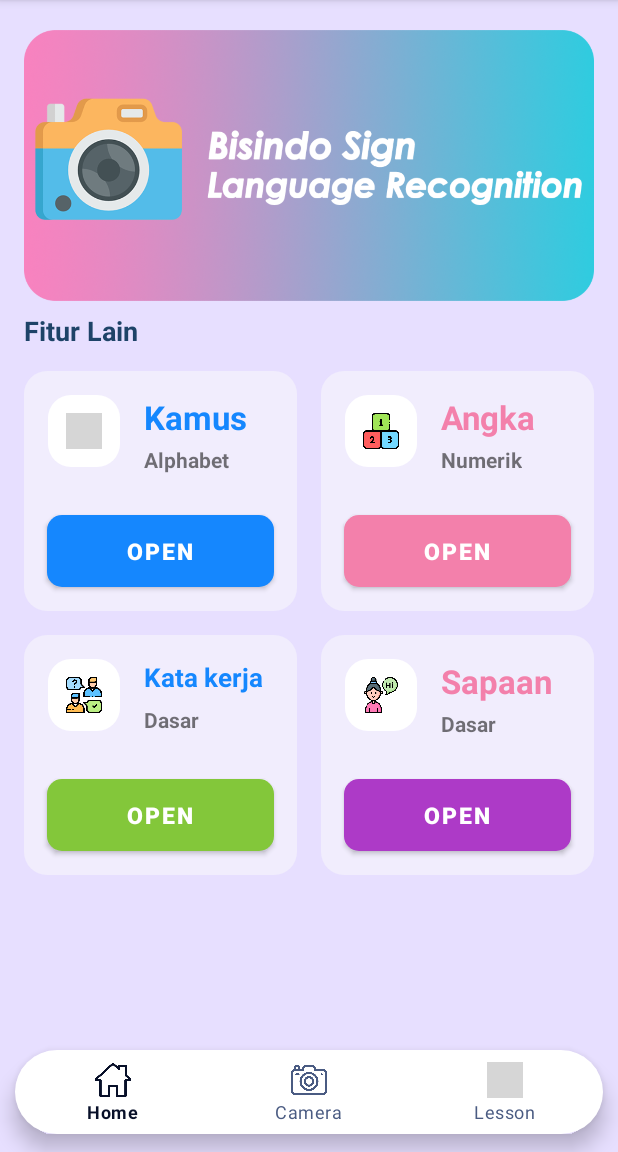
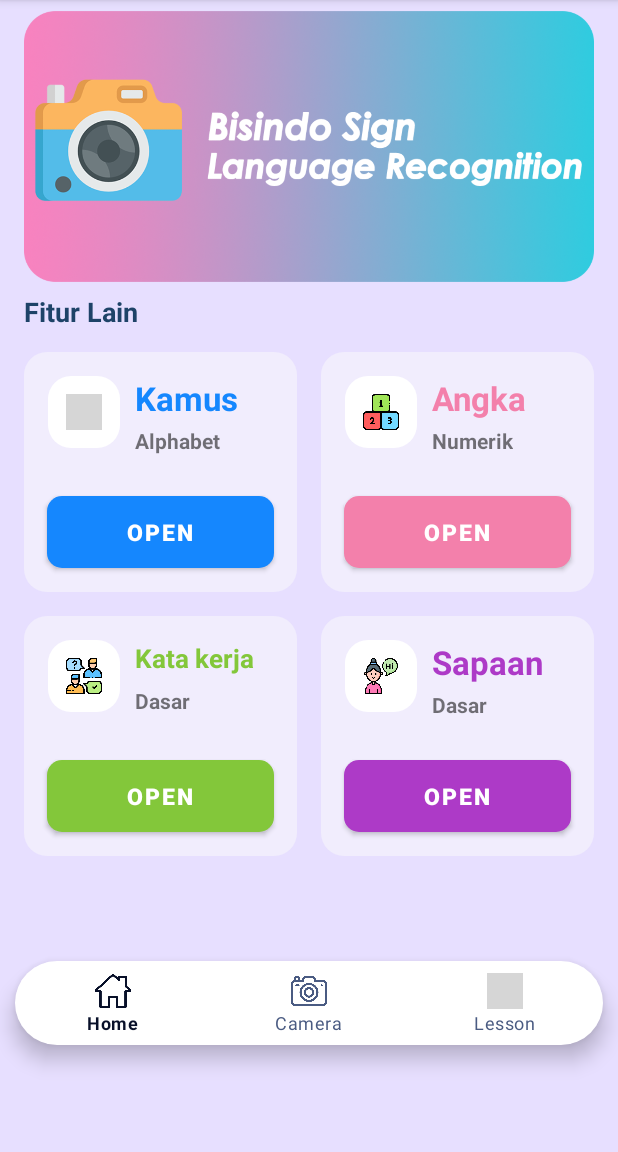
Before and after one commit to khairul3/BISINDO-Sign-Language-Recognition, an Android app: the screen it shows after launch (MainActivity), on a phone screen of 412 x 824 dp, the part 84-1236 px from its top. Run offline under Robolectric (Android 15) with nearby library versions, the phone set to English and light mode, and no system bars; our stand-ins replace sdp/ssp sizes; 1 statement that could not run was skipped; grey boxes are pictures that could not be loaded.

Commit message:
fixing activity_main.xml

```diff
--- a/app/src/main/res/layout/activity_main.xml
+++ b/app/src/main/res/layout/activity_main.xml
@@ -8,11 +8,18 @@
     android:background="@color/lightpurple"
     tools:context=".MainActivity">
 
+    <ScrollView
+        android:id="@+id/scrollview"
+        android:layout_width="match_parent"
+        android:layout_height="wrap_content"
+        tools:ignore="MissingConstraints">
+
         <FrameLayout
             android:id="@+id/frame"
             android:layout_width="match_parent"
             android:layout_height="match_parent"
-        android:layout_marginTop="@dimen/_15sdp"
+            android:layout_marginTop="@dimen/_5sdp"
+            app:layout_behavior="@string/appbar_scrolling_view_behavior"
             app:layout_constraintBottom_toBottomOf="parent"
             app:layout_constraintEnd_toEndOf="parent"
             app:layout_constraintStart_toStartOf="parent"
@@ -21,7 +28,8 @@
             <LinearLayout
                 android:layout_width="match_parent"
                 android:layout_height="wrap_content"
-            android:orientation="vertical">
+                android:orientation="vertical"
+                tools:ignore="UselessParent">
 
                 <androidx.constraintlayout.widget.ConstraintLayout
                     android:layout_width="match_parent"
@@ -108,14 +116,13 @@
                                     app:layout_constraintStart_toStartOf="parent"
                                     app:layout_constraintTop_toTopOf="parent"
                                     app:srcCompat="@drawable/icon_6" />
-
                             </androidx.constraintlayout.widget.ConstraintLayout>
 
                             <TextView
                                 android:id="@+id/textView1"
                                 android:layout_width="wrap_content"
                                 android:layout_height="wrap_content"
-                            android:layout_marginStart="16dp"
+                                android:layout_marginStart="10dp"
                                 android:text="@string/dictionary"
                                 android:textColor="#1587fe"
                                 android:textSize="22sp"
@@ -127,7 +134,7 @@
                                 android:id="@+id/textView2"
                                 android:layout_width="wrap_content"
                                 android:layout_height="wrap_content"
-                            android:layout_marginStart="16dp"
+                                android:layout_marginStart="10dp"
                                 android:layout_marginTop="8dp"
                                 android:text="@string/alphabet"
                                 android:textStyle="bold"
@@ -196,7 +203,7 @@
                                 android:id="@+id/textView6"
                                 android:layout_width="wrap_content"
                                 android:layout_height="wrap_content"
-                            android:layout_marginStart="16dp"
+                                android:layout_marginStart="10dp"
                                 android:text="@string/numbers"
                                 android:textColor="#f380ab"
                                 android:textSize="22sp"
@@ -208,7 +215,7 @@
                                 android:id="@+id/textView7"
                                 android:layout_width="wrap_content"
                                 android:layout_height="wrap_content"
-                            android:layout_marginStart="16dp"
+                                android:layout_marginStart="10dp"
                                 android:layout_marginTop="8dp"
                                 android:text="@string/numerik"
                                 android:textStyle="bold"
@@ -288,9 +295,9 @@
                                 android:id="@+id/textView3"
                                 android:layout_width="wrap_content"
                                 android:layout_height="wrap_content"
-                            android:layout_marginStart="16dp"
+                                android:layout_marginStart="10dp"
                                 android:text="@string/kerja"
-                            android:textColor="#1587fe"
+                                android:textColor="#83c73a"
                                 android:textSize="17sp"
                                 android:textStyle="bold"
                                 app:layout_constraintStart_toEndOf="@+id/constraintLayout3"
@@ -300,7 +307,7 @@
                                 android:id="@+id/textViewx"
                                 android:layout_width="wrap_content"
                                 android:layout_height="wrap_content"
-                            android:layout_marginStart="16dp"
+                                android:layout_marginStart="10dp"
                                 android:layout_marginTop="8dp"
                                 android:text="@string/dasar"
                                 android:textStyle="bold"
@@ -368,9 +375,9 @@
                                 android:id="@+id/textViewKerja"
                                 android:layout_width="wrap_content"
                                 android:layout_height="wrap_content"
-                            android:layout_marginStart="16dp"
+                                android:layout_marginStart="10dp"
                                 android:text="@string/sapaan"
-                            android:textColor="#f380ab"
+                                android:textColor="#ad3ac7"
                                 android:textSize="22sp"
                                 android:textStyle="bold"
                                 app:layout_constraintStart_toEndOf="@+id/constraintLayoutKerja"
@@ -380,7 +387,7 @@
                                 android:id="@+id/textViewKerja1"
                                 android:layout_width="wrap_content"
                                 android:layout_height="wrap_content"
-                            android:layout_marginStart="16dp"
+                                android:layout_marginStart="10dp"
                                 android:layout_marginTop="8dp"
                                 android:text="@string/dasar"
                                 android:textStyle="bold"
@@ -402,8 +409,14 @@
                             app:backgroundTint="@null" />
                     </LinearLayout>
                 </LinearLayout>
+
+                <TextView
+                    android:layout_width="match_parent"
+                    android:layout_height="@dimen/_100sdp" />
             </LinearLayout>
         </FrameLayout>
+    </ScrollView>
+
 
     <com.google.android.material.bottomnavigation.BottomNavigationView
         android:id="@+id/bottom_navigation_view"
@@ -418,9 +431,10 @@
         app:itemRippleColor="@color/green"
         app:itemTextColor="@color/selector_bottom_navigation"
         app:layout_behavior="com.google.android.material.behavior.HideBottomViewOnScrollBehavior"
-        app:layout_constraintBottom_toBottomOf="@+id/frame"
+        app:layout_constraintBottom_toBottomOf="@id/scrollview"
         app:layout_constraintEnd_toEndOf="parent"
         app:layout_constraintStart_toStartOf="parent"
         app:menu="@menu/bottom_nav_menu"
         tools:ignore="MissingConstraints" />
+
 </androidx.constraintlayout.widget.ConstraintLayout>
```
Lines whose indentation alone changed are shown as unchanged.
